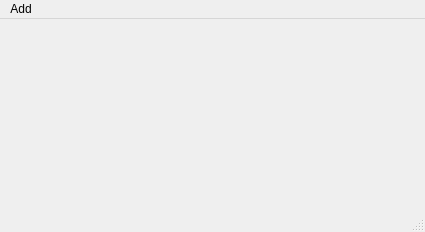
Before: the Qt Designer form MyProj/mainwindow.ui in shahabbadihi/airport_managementt, drawn with Qt 5.
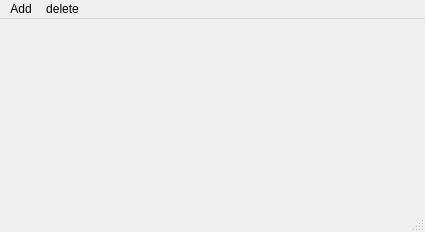
After: the same form once the commit is applied.

Commit message: adding delete for host

```diff
--- a/MyProj/mainwindow.ui
+++ b/MyProj/mainwindow.ui
@@ -20,7 +20,7 @@
      <x>0</x>
      <y>0</y>
      <width>425</width>
-     <height>21</height>
+     <height>22</height>
     </rect>
    </property>
    <widget class="QMenu" name="menuFile">
@@ -36,7 +36,14 @@
     <addaction name="actionAddTicket"/>
     <addaction name="actionAddFlight"/>
    </widget>
+   <widget class="QMenu" name="menudelete">
+    <property name="title">
+     <string>delete</string>
+    </property>
+    <addaction name="actionDeleteHost"/>
+   </widget>
    <addaction name="menuFile"/>
+   <addaction name="menudelete"/>
   </widget>
   <widget class="QStatusBar" name="statusbar"/>
   <action name="actionAddPilot">
```
Left out of the diff: 5 changed lines with no effect on the pictures. The commit also changes 8 other files.
